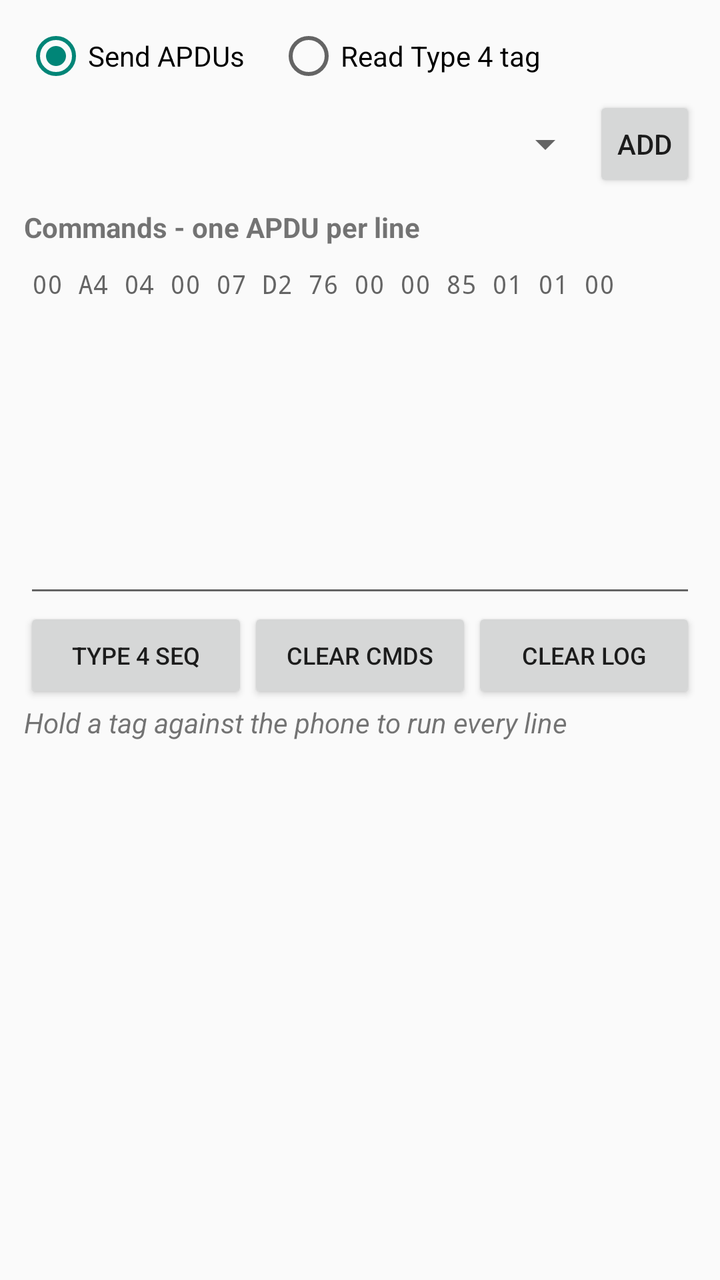
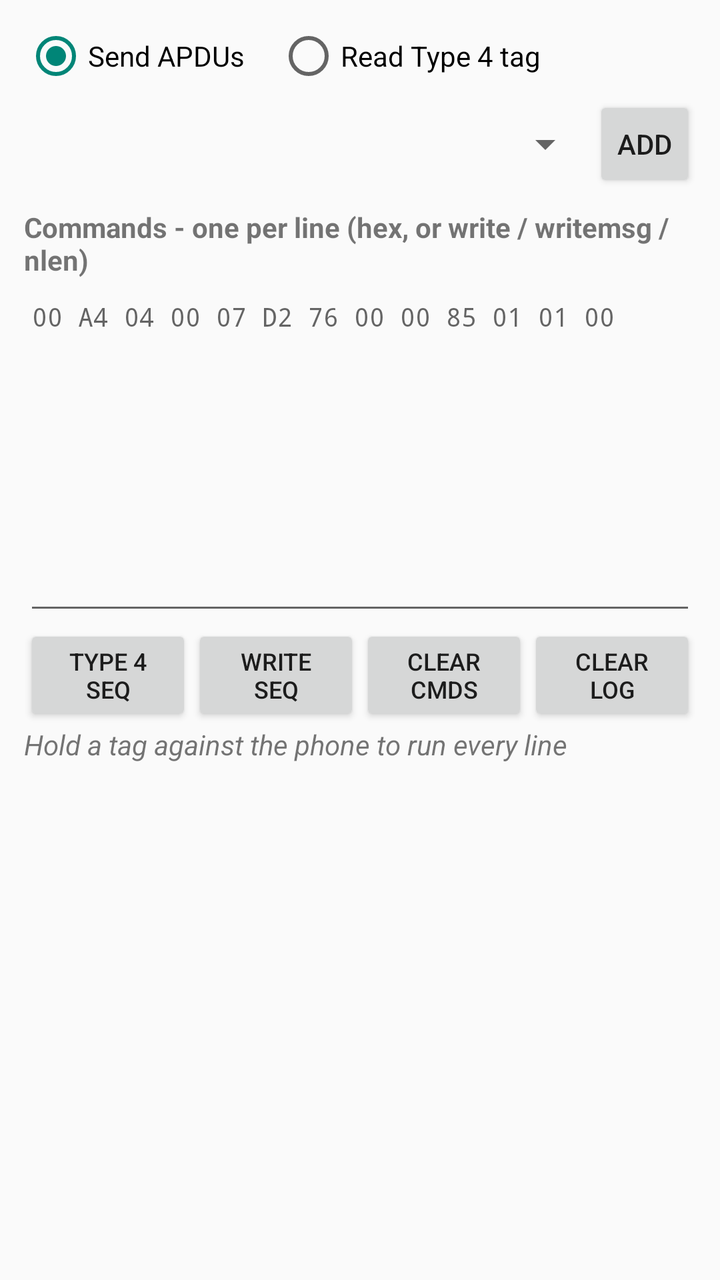

Two renders of the same Android screen: before a commit and after it. Below are the layout's source before the change and the commit's diff.
<!-- AndroidManifest.xml: application theme Theme.AppCompat.DayNight.DarkActionBar -->
<!-- res/layout/activity_main.xml -->
<?xml version="1.0" encoding="utf-8"?>
<LinearLayout xmlns:android="http://schemas.android.com/apk/res/android"
    android:layout_width="match_parent"
    android:layout_height="match_parent"
    android:orientation="vertical"
    android:padding="12dp">

    <RadioGroup
        android:id="@+id/mode_group"
        android:layout_width="match_parent"
        android:layout_height="wrap_content"
        android:orientation="horizontal">

        <RadioButton
            android:id="@+id/mode_send_apdu"
            android:layout_width="wrap_content"
            android:layout_height="wrap_content"
            android:checked="true"
            android:text="@string/mode_send_apdu" />

        <RadioButton
            android:id="@+id/mode_read_tag"
            android:layout_width="wrap_content"
            android:layout_height="wrap_content"
            android:layout_marginStart="16dp"
            android:text="@string/mode_read_tag" />

    </RadioGroup>

    <LinearLayout
        android:layout_width="match_parent"
        android:layout_height="wrap_content"
        android:layout_marginTop="4dp"
        android:orientation="horizontal">

        <Spinner
            android:id="@+id/preset_spinner"
            android:layout_width="0dp"
            android:layout_height="wrap_content"
            android:layout_gravity="center_vertical"
            android:layout_weight="1" />

        <Button
            android:id="@+id/add_button"
            android:layout_width="wrap_content"
            android:layout_height="wrap_content"
            android:minWidth="0dp"
            android:text="@string/add" />

    </LinearLayout>

    <TextView
        android:layout_width="match_parent"
        android:layout_height="wrap_content"
        android:layout_marginTop="8dp"
        android:text="@string/apdu_label"
        android:textStyle="bold" />

    <EditText
        android:id="@+id/apdu_input"
        android:layout_width="match_parent"
        android:layout_height="0dp"
        android:layout_weight="1"
        android:fontFamily="monospace"
        android:gravity="top|start"
        android:hint="@string/apdu_hint"
        android:inputType="textMultiLine|textNoSuggestions"
        android:scrollbars="vertical"
        android:textSize="13sp" />

    <LinearLayout
        android:layout_width="match_parent"
        android:layout_height="wrap_content"
        android:orientation="horizontal">

        <Button
            android:id="@+id/sequence_button"
            android:layout_width="0dp"
            android:layout_height="wrap_content"
            android:layout_weight="1"
            android:text="@string/load_sequence"
            android:textSize="12sp" />

        <Button
            android:id="@+id/clear_input_button"
            android:layout_width="0dp"
            android:layout_height="wrap_content"
            android:layout_weight="1"
            android:text="@string/clear_input"
            android:textSize="12sp" />

        <Button
            android:id="@+id/clear_log_button"
            android:layout_width="0dp"
            android:layout_height="wrap_content"
            android:layout_weight="1"
            android:text="@string/clear_log"
            android:textSize="12sp" />

    </LinearLayout>

    <TextView
        android:layout_width="match_parent"
        android:layout_height="wrap_content"
        android:text="@string/tap_hint"
        android:textStyle="italic" />

    <ScrollView
        android:id="@+id/log_scroll"
        android:layout_width="match_parent"
        android:layout_height="0dp"
        android:layout_marginTop="4dp"
        android:layout_weight="1.4"
        android:fillViewport="true">

        <TextView
            android:id="@+id/log_view"
            android:layout_width="match_parent"
            android:layout_height="wrap_content"
            android:fontFamily="monospace"
            android:textIsSelectable="true"
            android:textSize="12sp" />

    </ScrollView>

</LinearLayout>
<!-- resources referenced by this layout -->
<resources>
  <string name="add">Add</string>
  <string name="apdu_hint">00 A4 04 00 07 D2 76 00 00 85 01 01 00</string>
  <string name="apdu_label">Commands - one APDU per line</string>
  <string name="clear_input">Clear cmds</string>
  <string name="clear_log">Clear log</string>
  <string name="load_sequence">Type 4 seq</string>
  <string name="mode_read_tag">Read Type 4 tag</string>
  <string name="mode_send_apdu">Send APDUs</string>
  <string name="tap_hint">Hold a tag against the phone to run every line</string>
</resources>

<!-- the commit's change to res/layout/activity_main.xml (unified diff, before → after) -->
@@ -82,6 +82,14 @@
             android:textSize="12sp" />
 
         <Button
+            android:id="@+id/write_sequence_button"
+            android:layout_width="0dp"
+            android:layout_height="wrap_content"
+            android:layout_weight="1"
+            android:text="@string/load_write_sequence"
+            android:textSize="12sp" />
+
+        <Button
             android:id="@+id/clear_input_button"
             android:layout_width="0dp"
             android:layout_height="wrap_content"
<!-- resource entries referenced after the edit -->
@@ -2,10 +2,11 @@
 <resources>
   <string name="add">Add</string>
   <string name="apdu_hint">00 A4 04 00 07 D2 76 00 00 85 01 01 00</string>
-  <string name="apdu_label">Commands - one APDU per line</string>
+  <string name="apdu_label">Commands - one per line (hex, or write / writemsg / nlen)</string>
   <string name="clear_input">Clear cmds</string>
   <string name="clear_log">Clear log</string>
   <string name="load_sequence">Type 4 seq</string>
+  <string name="load_write_sequence">Write seq</string>
   <string name="mode_read_tag">Read Type 4 tag</string>
   <string name="mode_send_apdu">Send APDUs</string>
   <string name="tap_hint">Hold a tag against the phone to run every line</string>
